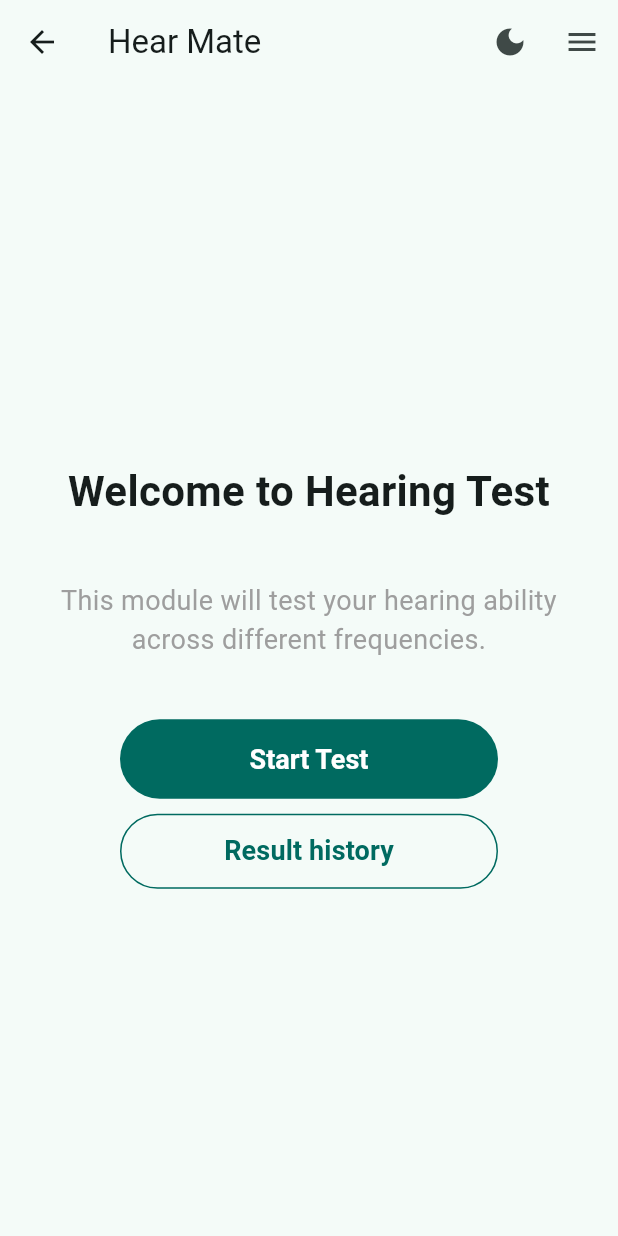
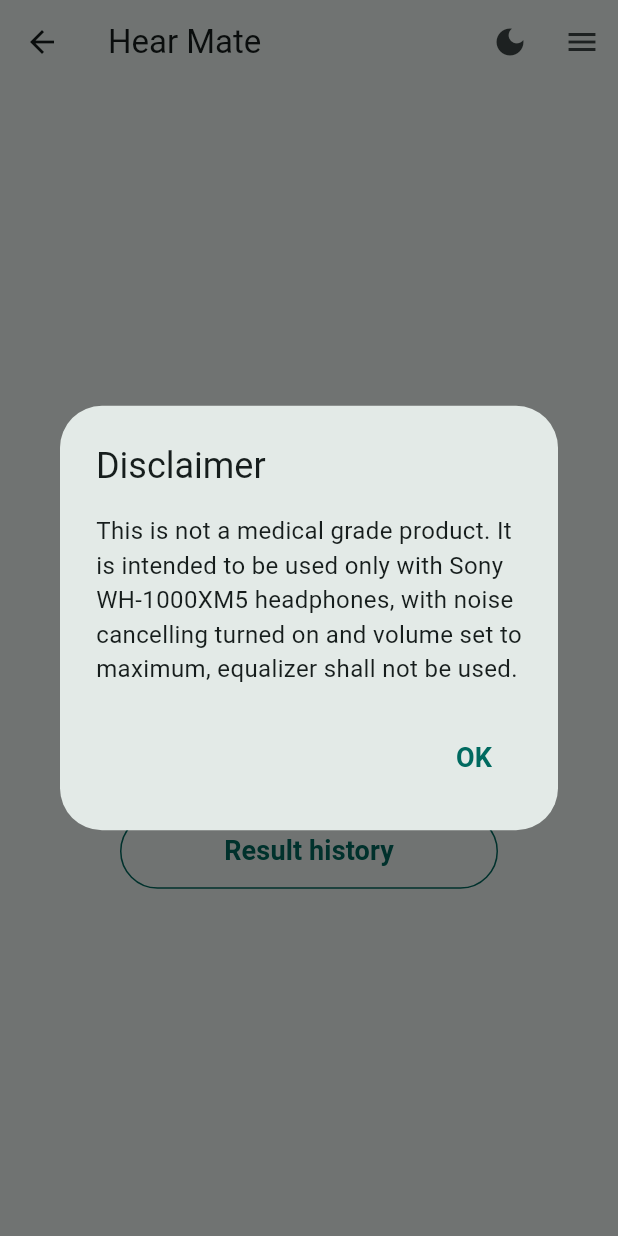
Before and after one commit to HearMate/hear-mate-app, a Flutter app: the screen it shows after launch, after a tap on "Audio Test Module", on a phone screen of 412 x 824 dp. Run offline on Flutter 3.47's test engine with Material 3 defaults, Android fonts, the phone set to English and light mode, and no system bars; our stand-ins replace audioplayers, bloc, equatable, file_picker, fl_chart, flutter_bloc and 3 more; generated files the repository leaves out were written again.

Commit message:
Add disclaimer message before first test

```diff
--- a/lib/l10n/app_de.arb
+++ b/lib/l10n/app_de.arb
@@ -88,6 +88,8 @@
     "hearing_test_welcome_page_welcome": "Willkommen zum Hörtest",
     "hearing_test_welcome_page_description": "Dieses Modul testet dein Hörvermögen bei verschiedenen Frequenzen.",
     "hearing_test_welcome_page_start_hearing_test": "Test starten",
+    "hearing_test_welcome_page_disclaimer_title": "Haftungsausschluss",
+    "hearing_test_welcome_page_disclaimer": "Dies ist kein medizinisches Produkt. Es ist ausschließlich für die Verwendung mit Sony WH-1000XM5-Kopfhörern vorgesehen, mit eingeschaltetem Geräuschunterdrückung und maximaler Lautstärke, ohne Equalizer.",
 
     "hearing_test_delete_alert_title": "Ergebnis löschen",
     "hearing_test_delete_alert_message": "Möchten Sie dieses Ergebnis wirklich dauerhaft löschen? Diese Aktion kann nicht rückgängig gemacht werden.",
--- a/lib/l10n/app_en.arb
+++ b/lib/l10n/app_en.arb
@@ -295,6 +295,9 @@
     "hearing_test_welcome_page_welcome": "Welcome to Hearing Test",
     "hearing_test_welcome_page_description": "This module will test your hearing ability across different frequencies.",
     "hearing_test_welcome_page_start_hearing_test": "Start Test",
+    "hearing_test_welcome_page_disclaimer_title": "Disclaimer",
+    "hearing_test_welcome_page_disclaimer": "This is not a medical grade product. It is intended to be used only with Sony WH-1000XM5 headphones, with noise cancelling turned on and volume set to maximum, equalizer shall not be used.",
+
 
     "@hearing_test_welcome_page_title": {
         "description": "Title displayed on the welcome page of the hearing test module."
@@ -308,6 +311,13 @@
     "@hearing_test_welcome_page_start_hearing_test": {
         "description": "Label for the button to start the hearing test."
     },
+     "@hearing_test_welcome_page_disclaimer_title": {
+        "description": "Title for the disclaimer section on the hearing test welcome page."
+    },
+    "@hearing_test_welcome_page_disclaimer": {
+        "description": "Disclaimer text explaining the limitations and intended use of the hearing test module."
+    },
+
 
     "hearing_test_delete_alert_title": "Delete Result",
     "hearing_test_delete_alert_message": "Are you sure you want to permanently delete this result? This action cannot be undone.",
--- a/lib/l10n/app_pl.arb
+++ b/lib/l10n/app_pl.arb
@@ -89,6 +89,8 @@
     "hearing_test_welcome_page_welcome": "Witamy w teście słuchu",
     "hearing_test_welcome_page_description": "Ten moduł przetestuje Twój słuch w różnych częstotliwościach.",
     "hearing_test_welcome_page_start_hearing_test": "Rozpocznij test",
+    "hearing_test_welcome_page_disclaimer_title": "Zastrzeżenie",
+    "hearing_test_welcome_page_disclaimer": "To nie jest produkt medyczny. Przeznaczony jest wyłącznie do używania ze słuchawkami Sony WH-1000XM5, z włączoną redukcją szumów i ustawioną maksymalną głośnością, bez użycia korektora dźwięku.",
 
     "hearing_test_delete_alert_title": "Usuń wynik",
     "hearing_test_delete_alert_message": "Czy na pewno chcesz trwale usunąć ten wynik? Tej operacji nie można cofnąć.",
--- a/lib/l10n/app_uk.arb
+++ b/lib/l10n/app_uk.arb
@@ -88,6 +88,8 @@
 	"hearing_test_welcome_page_welcome": "Ласкаво просимо до тесту слуху",
 	"hearing_test_welcome_page_description": "Цей модуль протестує ваш слух на різних частотах.",
 	"hearing_test_welcome_page_start_hearing_test": "Почати тест",
+	"hearing_test_welcome_page_disclaimer_title": "застереження",
+    "hearing_test_welcome_page_disclaimer": "Це не є медичним виробом. Призначено лише для використання з навушниками Sony WH-1000XM5, з увімкненим шумозаглушенням та максимальною гучністю, без використання еквалайзера.",
 
 	"hearing_test_delete_alert_title": "Видалити результат",
 	"hearing_test_delete_alert_message": "Ви впевнені, що хочете остаточно видалити цей результат? Цю дію не можна скасувати.",
--- a/lib/modules/hearing_test/screens/hearing_test_welcome_page/hearing_test_welcome_page.dart
+++ b/lib/modules/hearing_test/screens/hearing_test_welcome_page/hearing_test_welcome_page.dart
@@ -6,6 +6,27 @@ import 'package:hear_mate_app/widgets/hm_app_bar.dart';
 import 'package:flutter_gen/gen_l10n/app_localizations.dart';
 import 'package:flutter_bloc/flutter_bloc.dart';
 import 'package:hear_mate_app/modules/hearing_test/blocs/hearing_test/hearing_test_bloc.dart';
+
+void showDisclaimerDialog(BuildContext context) {
+  final l10n = AppLocalizations.of(context)!;
+
+  showDialog(
+    context: context,
+    barrierDismissible: false,
+    builder: (context) => AlertDialog(
+      title: Text(l10n.hearing_test_welcome_page_disclaimer_title),
+      content: Text(
+        l10n.hearing_test_welcome_page_disclaimer
+      ),
+      actions: [
+        TextButton(
+          onPressed: () => Navigator.of(context).pop(true),
+          child: const Text('OK'),
+        ),
+      ],
+    ),
+  );
+}
 
 class HearingTestWelcomePage extends StatelessWidget {
   const HearingTestWelcomePage({super.key});
@@ -26,8 +47,26 @@ class HearingTestWelcomePage extends StatelessWidget {
   }
 }
 
-class HearingTestWelcomePageView extends StatelessWidget {
+class HearingTestWelcomePageView extends StatefulWidget {
   const HearingTestWelcomePageView({super.key});
+
+  @override
+  State<HearingTestWelcomePageView> createState() => _HearingTestWelcomePageViewState();
+}
+
+class _HearingTestWelcomePageViewState extends State<HearingTestWelcomePageView> {
+  bool _disclaimerShown = false;
+
+  @override
+  void didChangeDependencies() {
+    super.didChangeDependencies();
+    if (!_disclaimerShown) {
+      WidgetsBinding.instance.addPostFrameCallback((_) {
+        showDisclaimerDialog(context);
+      });
+      _disclaimerShown = true;
+    }
+  }
 
   @override
   Widget build(BuildContext context) {
```
